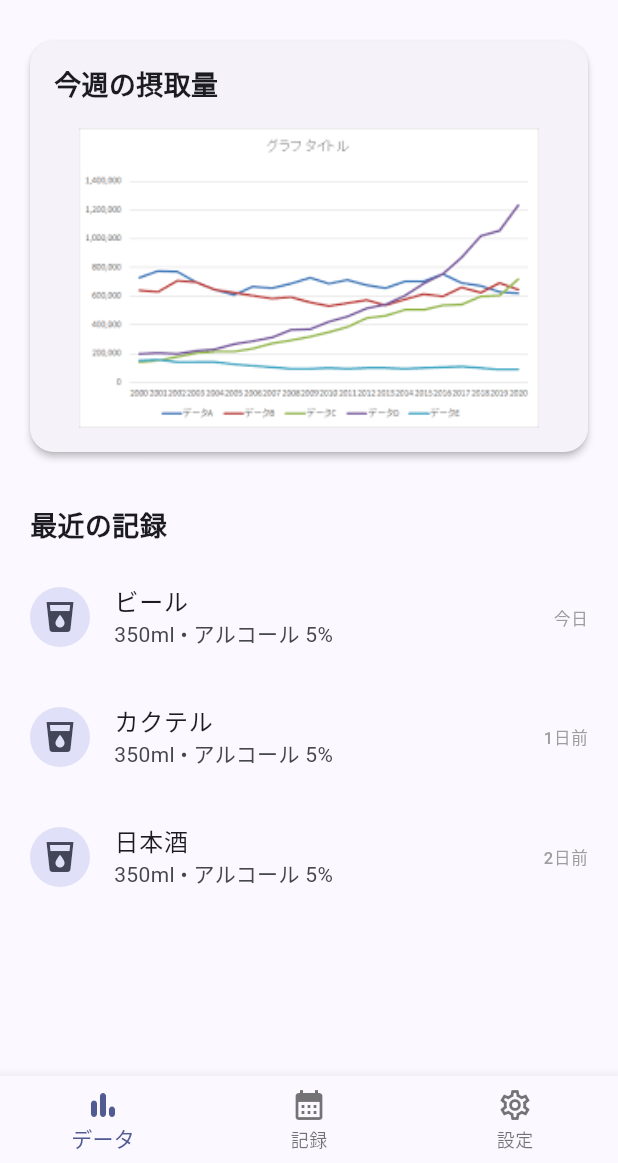
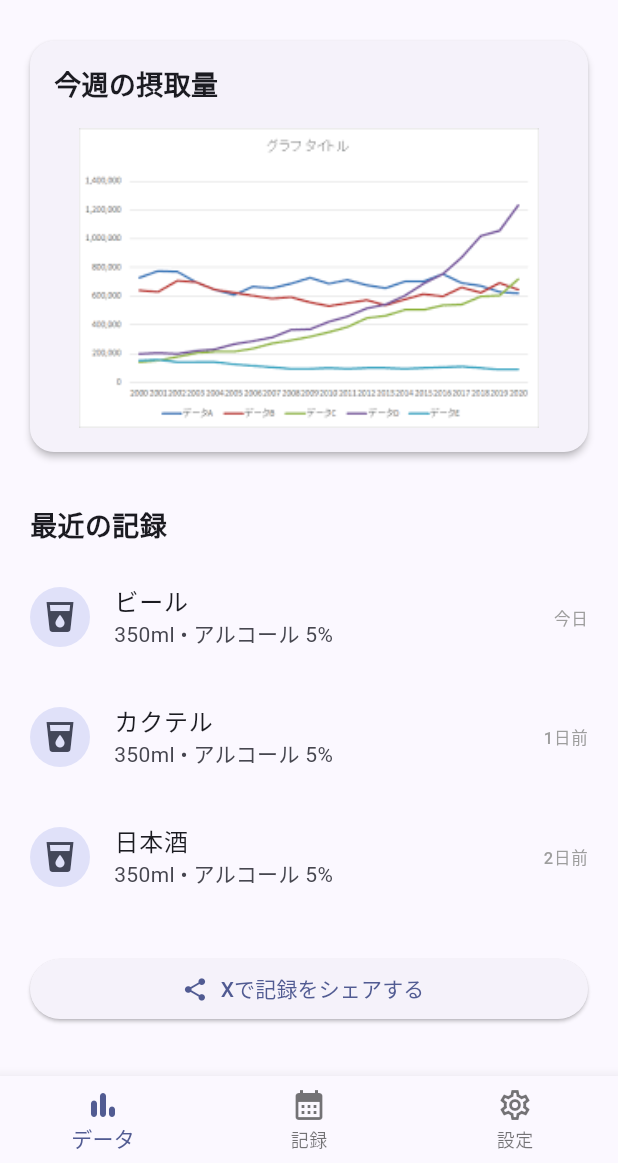
Before and after one commit to Hoshi0529/mobile-training, a Flutter app: the screen it shows after launch, on a phone screen of 412 x 824 dp, the part 73-1236 px from its top. Run offline on Flutter 3.47's test engine with Material 3 defaults, Android fonts, the light colour scheme and no system bars; Roboto replaces fonts that are missing (NotoSansJP).

```diff
--- a/lib/main.dart
+++ b/lib/main.dart
@@ -186,6 +186,15 @@ class HomeScreen extends StatelessWidget {
               );
             },
           ),
+          const SizedBox(height: 24),
+          Padding(
+            padding: const EdgeInsets.symmetric(horizontal: 20.0),
+            child: ElevatedButton.icon(
+              onPressed: () {},
+              icon: const Icon(Icons.share),
+              label: const Text('Xで記録をシェアする'),
+            ),
+          ),
         ],
       ),
     );
@@ -285,6 +294,7 @@ class RecordScreen extends StatelessWidget {
     );
   }
 }
+
 class SettingScreen extends StatelessWidget {
   const SettingScreen({super.key});
   @override
```
